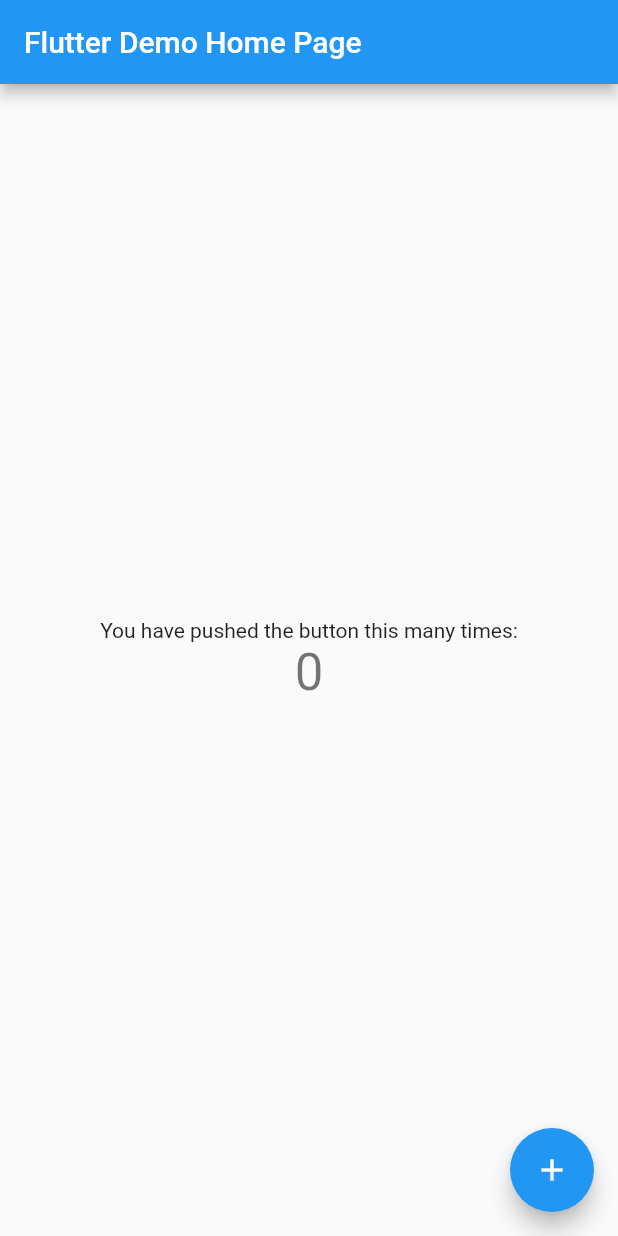
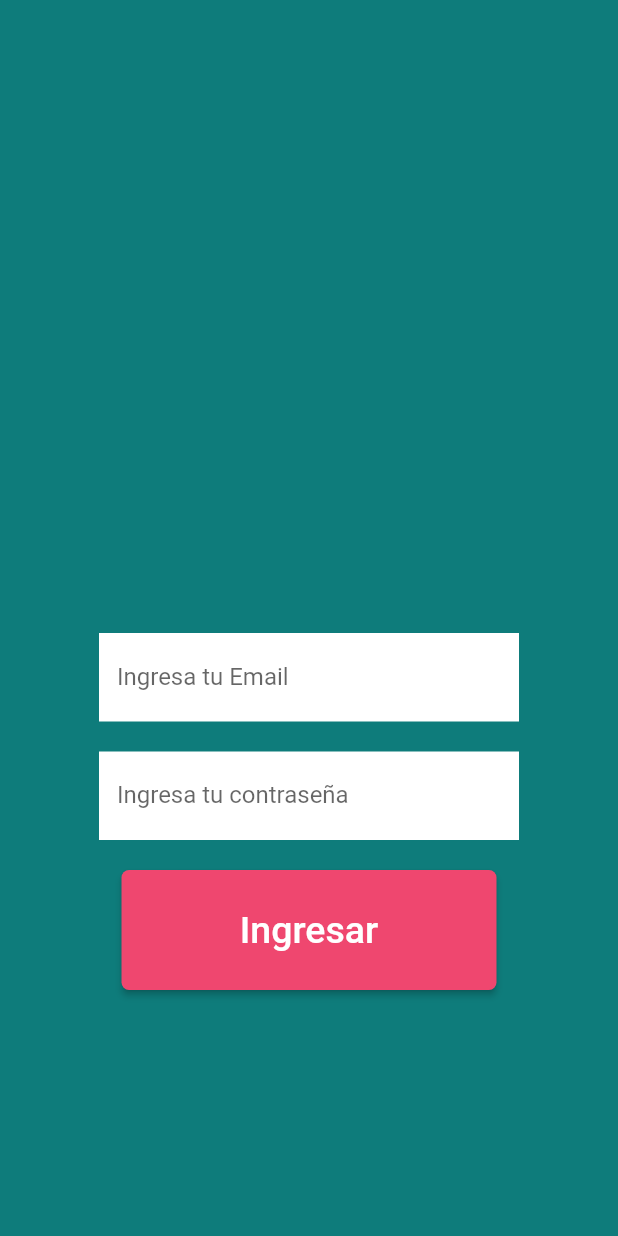
Before and after one commit to adsi1407/dojoFlutterFirebase, a Flutter app: the screen it shows after launch, on a phone screen of 412 x 824 dp. Run offline on Flutter 3.47's test engine with Material 2 defaults, Android fonts, the phone set to English and light mode, and no system bars; our stand-ins replace firebase_core; accounts and stored records are empty.

Commit message:
Login and Home UI

```diff
--- /dev/null
+++ b/lib/home.dart
@@ -0,0 +1,20 @@
+import 'package:flutter/material.dart';
+
+class Home extends StatelessWidget {
+  const Home({super.key});
+
+  @override
+  Widget build(BuildContext context) {
+    return MaterialApp(
+      title: 'Home Page',
+      home: Scaffold(
+        appBar: AppBar(
+          title: const Text('Home Page'),
+        ),
+        body: const Center(
+          child: Text('¡Hola, estás autenticado!'),
+        ),
+      ),
+    );
+  }
+}
--- /dev/null
+++ b/lib/login.dart
@@ -0,0 +1,97 @@
+import 'package:flutter/material.dart';
+import 'package:flutter/services.dart';
+
+class Login extends StatelessWidget {
+  const Login({Key? key}) : super(key: key); // Es muy importante que en esta parte creemos la clase cómo Login e igual la clave
+
+  final turquesaDark = const Color(0xff0e7c7b);
+  final rosa = const Color(0xffef476f);
+  final blanquito = const Color(0xfffffffa);
+
+  Widget cuerpo(context) {
+    return SafeArea( // Le damos un SafeArea para que nada se nos desborde
+      child: Container( // Un contenedor donde metemos todo
+        decoration: BoxDecoration(
+          color: turquesaDark, //color de fondo
+        ),
+        child: ListView(
+          reverse: true,
+          children: <Widget>[ formulario(context)// dejamos creado nuestro espacio para poner los widgets más adelante
+          ],
+        ),
+      )
+    );
+  }
+
+  Widget formulario(context) {
+    return Container(
+      height: MediaQuery.of(context).size.height * 0.5,
+      child: Form(
+        child: Column( //Para que todo se nos agrege de forma vertical
+          mainAxisAlignment: MainAxisAlignment.start,
+          crossAxisAlignment: CrossAxisAlignment.center,
+          children: <Widget>[
+            textoIngresar('Ingresa tu Email', false), // Creamos de una vez la llamada a los demás widgets
+            textoIngresar( 'Ingresa tu contraseña', true),
+            botonIngresar(context),
+          ],
+        ),
+      ),
+    );
+  }
+
+  Widget textoIngresar(texto, obscureText) {
+    return Container(
+      width: Size.infinite.width,
+      constraints: const BoxConstraints(maxWidth: 300),
+      padding: const EdgeInsets.all(10),
+      alignment: Alignment.center,
+      child: TextFormField(
+        decoration: InputDecoration(
+            labelText: texto,
+            border: InputBorder.none,
+            fillColor: Colors.white,
+            filled: true),
+        obscureText: obscureText, //Esto hace que aparezca ******
+      ),
+    );
+  }
+
+  Widget botonIngresar(context) {
+    return Container(
+      //Boton para ir al Registro de la App
+      padding: const EdgeInsets.all(10),
+      alignment: Alignment.center,
+      child: MaterialButton(
+        minWidth: 250.0,
+        height: 80.0,
+        color: rosa,
+        shape: RoundedRectangleBorder(
+          borderRadius: BorderRadius.circular(5.0),
+        ),
+        onPressed: () async {
+          Navigator.of(context)
+              .pushNamedAndRemoveUntil('home', (route) => true);
+        },
+        child: const Text(
+          'Ingresar',
+          style: TextStyle(
+            color: Colors.white,
+            fontSize: 25.0,
+          ),
+        ),
+      )
+    );
+  }
+
+
+  @override
+  Widget build(BuildContext context) {
+    SystemChrome.setPreferredOrientations(
+        [DeviceOrientation.portraitDown, DeviceOrientation.portraitUp]);
+    return Scaffold(
+      body: cuerpo(context),
+    );
+  }
+
+}
--- a/lib/main.dart
+++ b/lib/main.dart
@@ -1,6 +1,15 @@
+import 'package:dojo_flutter_firebase/firebase_options.dart';
+import 'package:dojo_flutter_firebase/home.dart';
+import 'package:dojo_flutter_firebase/login.dart';
+import 'package:firebase_core/firebase_core.dart';
 import 'package:flutter/material.dart';
 
-void main() {
+
+void main() async {
+  WidgetsFlutterBinding.ensureInitialized();
+  await Firebase.initializeApp(
+    options: DefaultFirebaseOptions.currentPlatform,
+  );
   runApp(const MyApp());
 }
 
@@ -11,105 +20,15 @@
   @override
   Widget build(BuildContext context) {
     return MaterialApp(
-      title: 'Flutter Demo',
+      title: 'Dojo',
       theme: ThemeData(
-        // This is the theme of your application.
-        //
-        // Try running your application with "flutter run". You'll see the
-        // application has a blue toolbar. Then, without quitting the app, try
-        // changing the primarySwatch below to Colors.green and then invoke
-        // "hot reload" (press "r" in the console where you ran "flutter run",
-        // or simply save your changes to "hot reload" in a Flutter IDE).
-        // Notice that the counter didn't reset back to zero; the application
-        // is not restarted.
         primarySwatch: Colors.blue,
       ),
-      home: const MyHomePage(title: 'Flutter Demo Home Page'),
+      home: const Login(),
+      routes:{
+        'Login': (_) => const Login(), //creo la ruta
+        'home': (_) => const Home(),
+      }
     );
   }
 }
-
-class MyHomePage extends StatefulWidget {
-  const MyHomePage({super.key, required this.title});
-
-  // This widget is the home page of your application. It is stateful, meaning
-  // that it has a State object (defined below) that contains fields that affect
-  // how it looks.
-
-  // This class is the configuration for the state. It holds the values (in this
-  // case the title) provided by the parent (in this case the App widget) and
-  // used by the build method of the State. Fields in a Widget subclass are
-  // always marked "final".
-
-  final String title;
-
-  @override
-  State<MyHomePage> createState() => _MyHomePageState();
-}
-
-class _MyHomePageState extends State<MyHomePage> {
-  int _counter = 0;
-
-  void _incrementCounter() {
-    setState(() {
-      // This call to setState tells the Flutter framework that something has
-      // changed in this State, which causes it to rerun the build method below
-      // so that the display can reflect the updated values. If we changed
-      // _counter without calling setState(), then the build method would not be
-      // called again, and so nothing would appear to happen.
-      _counter++;
-    });
-  }
-
-  @override
-  Widget build(BuildContext context) {
-    // This method is rerun every time setState is called, for instance as done
-    // by the _incrementCounter method above.
-    //
-    // The Flutter framework has been optimized to make rerunning build methods
-    // fast, so that you can just rebuild anything that needs updating rather
-    // than having to individually change instances of widgets.
-    return Scaffold(
-      appBar: AppBar(
-        // Here we take the value from the MyHomePage object that was created by
-        // the App.build method, and use it to set our appbar title.
-        title: Text(widget.title),
-      ),
-      body: Center(
-        // Center is a layout widget. It takes a single child and positions it
-        // in the middle of the parent.
-        child: Column(
-          // Column is also a layout widget. It takes a list of children and
-          // arranges them vertically. By default, it sizes itself to fit its
-          // children horizontally, and tries to be as tall as its parent.
-          //
-          // Invoke "debug painting" (press "p" in the console, choose the
-          // "Toggle Debug Paint" action from the Flutter Inspector in Android
-          // Studio, or the "Toggle Debug Paint" command in Visual Studio Code)
-          // to see the wireframe for each widget.
-          //
-          // Column has various properties to control how it sizes itself and
-          // how it positions its children. Here we use mainAxisAlignment to
-          // center the children vertically; the main axis here is the vertical
-          // axis because Columns are vertical (the cross axis would be
-          // horizontal).
-          mainAxisAlignment: MainAxisAlignment.center,
-          children: <Widget>[
-            const Text(
-              'You have pushed the button this many times:',
-            ),
-            Text(
-              '$_counter',
-              style: Theme.of(context).textTheme.headlineMedium,
-            ),
-          ],
-        ),
-      ),
-      floatingActionButton: FloatingActionButton(
-        onPressed: _incrementCounter,
-        tooltip: 'Increment',
-        child: const Icon(Icons.add),
-      ), // This trailing comma makes auto-formatting nicer for build methods.
-    );
-  }
-}
```
Also changed, not shown: 1 other file.
